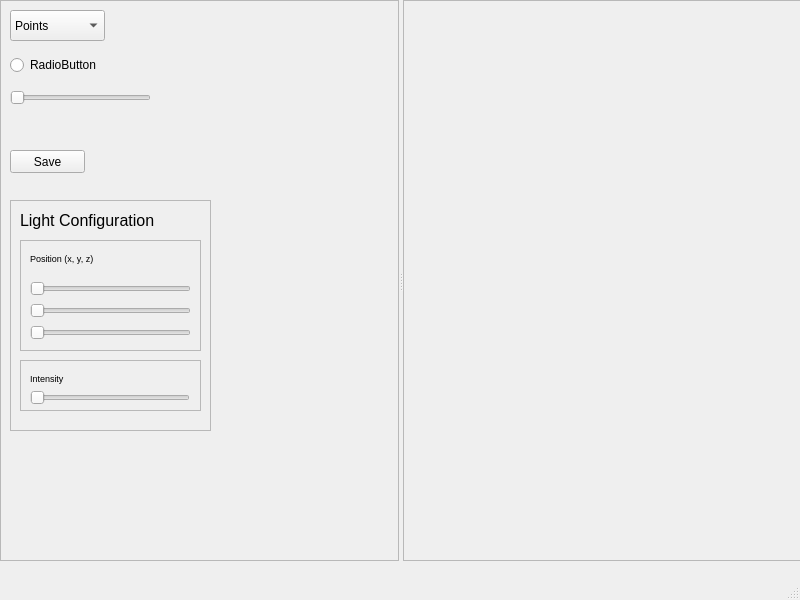
Aympab/raytracing-vtk-pyqt, file Mini_app_Qt_VTK.ui: the form before one commit.
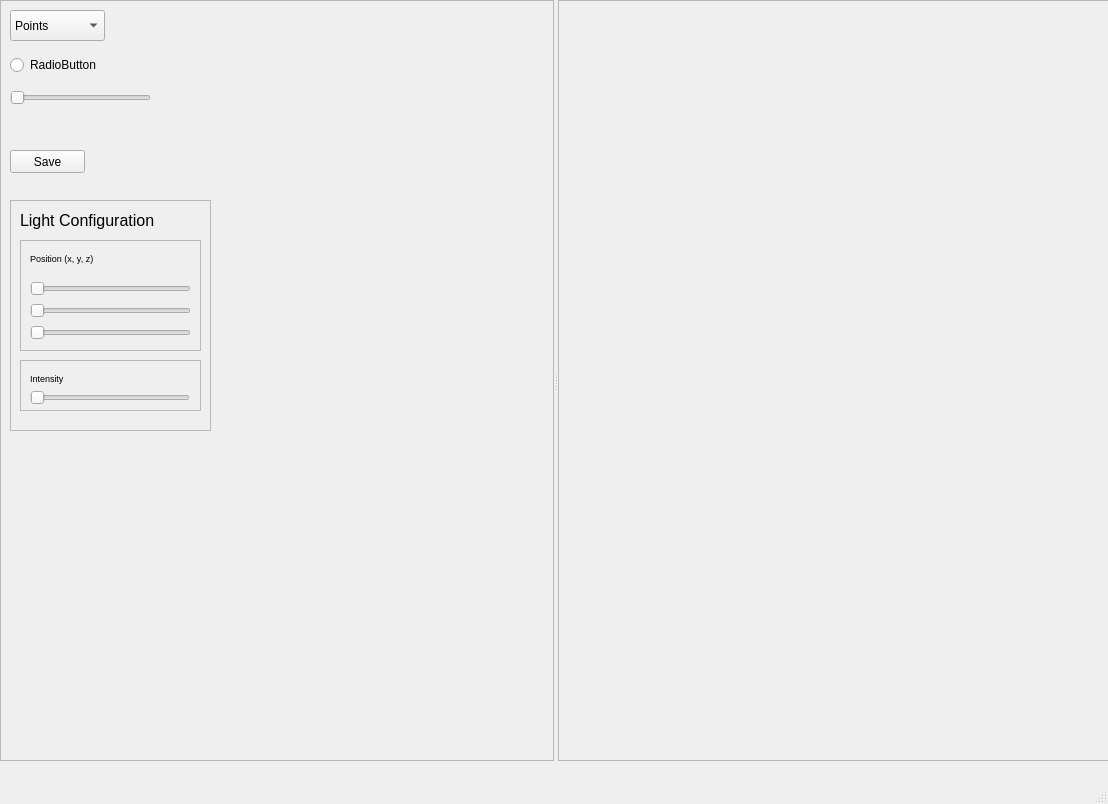
The form after the commit.

Patch:
```diff
--- a/Mini_app_Qt_VTK.ui
+++ b/Mini_app_Qt_VTK.ui
@@ -6,8 +6,8 @@
    <rect>
     <x>0</x>
     <y>0</y>
-    <width>800</width>
-    <height>600</height>
+    <width>1108</width>
+    <height>804</height>
    </rect>
   </property>
   <property name="windowTitle">
@@ -19,10 +19,16 @@
      <rect>
       <x>0</x>
       <y>0</y>
-      <width>801</width>
-      <height>561</height>
+      <width>1111</width>
+      <height>761</height>
      </rect>
     </property>
+    <property name="sizePolicy">
+     <sizepolicy hsizetype="Preferred" vsizetype="Maximum">
+      <horstretch>0</horstretch>
+      <verstretch>0</verstretch>
+     </sizepolicy>
+    </property>
     <property name="minimumSize">
      <size>
       <width>190</width>
```
Left out of the diff: 2 changed lines with no effect on the pictures.
